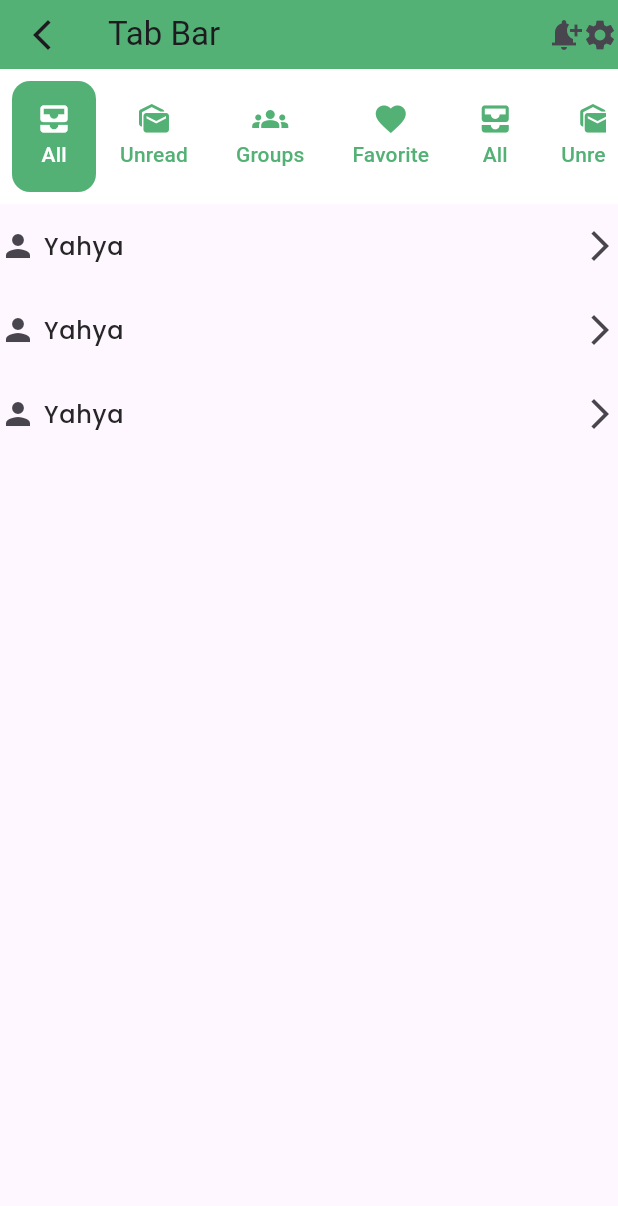
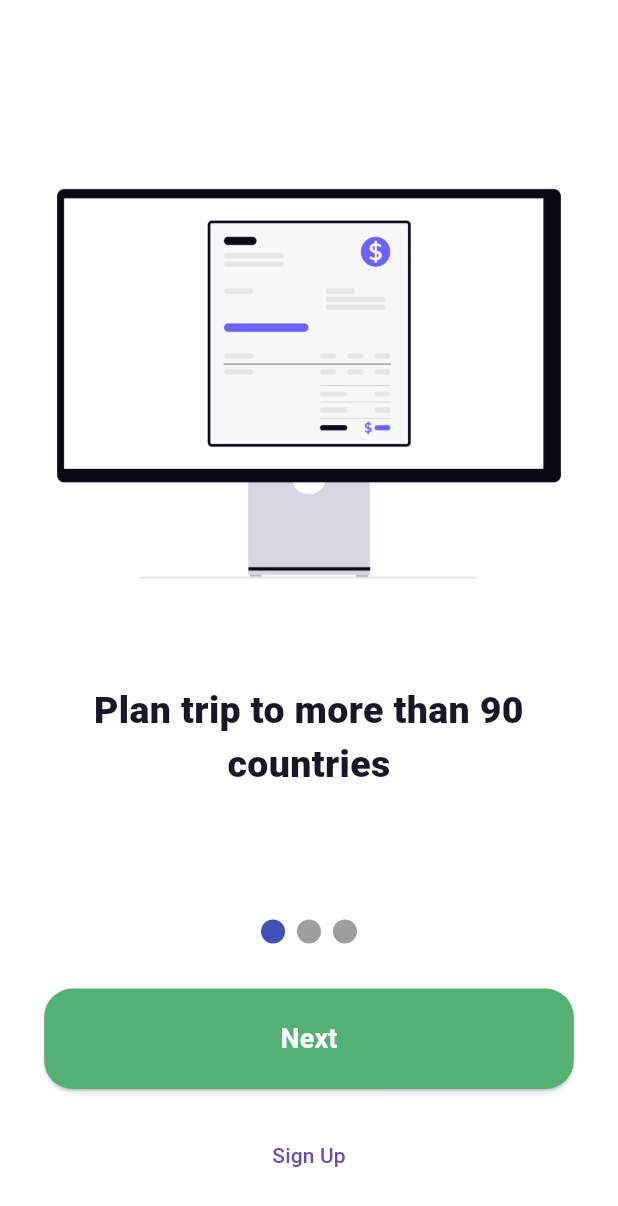
Before and after one commit to AbRehman536/yahya_project, a Flutter app: the screen it shows after launch, on a phone screen of 412 x 824 dp. Shown: the top 1206 px of the screen. Run offline on Flutter 3.47's test engine with Material 3 defaults, Android fonts, the phone set to English and light mode, and no system bars; drawn by our look-alikes of smooth_page_indicator; our stand-ins replace carousel_slider, device_preview, google_fonts.

Commit message:
Page view  done

```diff
--- /dev/null
+++ b/lib/extra/models/onBoardingModel.dart
@@ -0,0 +1,6 @@
+class OnBoardingModel {
+  final String image;
+  final String title;
+
+  OnBoardingModel({required this.image, required this.title});
+}
--- /dev/null
+++ b/lib/extra/pageView.dart
@@ -0,0 +1,97 @@
+import 'package:flutter/material.dart';
+import 'package:smooth_page_indicator/smooth_page_indicator.dart';
+import 'package:yahya_project/extra/models/onBoardingModel.dart';
+import 'package:yahya_project/utils/app_assets.dart';
+import 'package:yahya_project/utils/app_colors.dart';
+import 'package:yahya_project/widgets/custom_button.dart';
+
+class PageViewScreen extends StatefulWidget {
+  const PageViewScreen({super.key});
+
+  @override
+  State<PageViewScreen> createState() => _PageViewScreenState();
+}
+
+class _PageViewScreenState extends State<PageViewScreen> {
+  int currentPage = 0;
+  PageController pageController = PageController();
+  List<OnBoardingModel> onBoardingList = [
+    OnBoardingModel(
+        image: AppAssets.onBoarding1,
+        title: "Plan trip to more than 90 countries"),
+    OnBoardingModel(
+        image: AppAssets.onBoarding2,
+        title: "Hassle free and quick flight booking"),
+    OnBoardingModel(
+        image: AppAssets.onBoarding3,
+        title: "Real time flight status to keep you inform"),
+  ];
+  @override
+  Widget build(BuildContext context) {
+    return Scaffold(
+      backgroundColor: AppColors.secondaryColor,
+      body: Column(
+        children: [
+          Expanded(
+            child: PageView.builder(
+              onPageChanged: (index){
+                setState(() {
+                  currentPage = index;
+                });
+              },
+              //scrollDirection: Axis.vertical,
+              controller: pageController,
+              itemCount: onBoardingList.length,
+              itemBuilder: (BuildContext context, int index) {
+              return Padding(
+                padding: const EdgeInsets.all(16.0),
+                child: Column(
+                  crossAxisAlignment: CrossAxisAlignment.center,
+                  children: [
+                    SizedBox(height: 90,),
+                  Image.asset(onBoardingList[index].image.toString(),
+                  width: double.infinity,height: 300,),
+                    SizedBox(height: 50,),
+                    Text(onBoardingList[index].title.toString(),
+                    textAlign: TextAlign.center,
+                    style: TextStyle(
+                      fontSize: 25,
+                      fontWeight: FontWeight.w800,
+                      color: AppColors.darkColor
+                    ),),
+
+                  ],),
+              );
+            },),
+          ),
+          SizedBox(height: 30,),
+          SmoothPageIndicator(
+              controller: pageController,  // PageController
+              count:  onBoardingList.length,
+              effect:  JumpingDotEffect(),  // your preferred effect
+              onDotClicked: (index){
+              }
+          ),
+          SizedBox(height: 30,),
+          CustomButton(buttonLabel:
+          currentPage == onBoardingList.length - 1 ? "Get Started" : "Next",
+              onPressed: (){
+            if(currentPage == onBoardingList.length - 1){
+              showDialog(context: context, builder: (BuildContext context) {
+                return AlertDialog(title: Text("Thank You"),);
+              }, );
+            }
+            else{
+              pageController.nextPage(
+                  duration: Duration(milliseconds: 300),
+                  curve: Curves.easeInOut);
+            }
+          }),
+          SizedBox(height: 20,),
+          TextButton(onPressed: (){}, child: Text("Sign Up")),
+          SizedBox(height: 30,),
+        ],
+      ),
+    );
+  }
+}
--- a/lib/main.dart
+++ b/lib/main.dart
@@ -2,6 +2,7 @@
 import 'package:flutter/material.dart';
 import 'package:yahya_project/extra/app_bar/app_bar.dart';
 import 'package:yahya_project/extra/app_bar/tab_bar.dart';
+import 'package:yahya_project/extra/pageView.dart';
 import 'package:yahya_project/screens/auth/login_screen.dart';
 import 'package:yahya_project/screens/home/beverages.dart';
 import 'package:yahya_project/screens/home/bottom_bar.dart';
@@ -36,7 +37,7 @@
       locale: DevicePreview.locale(context),
       builder: DevicePreview.appBuilder,
 
-      home: TabBarScreen(),
+      home: PageViewScreen(),
     );
   }
 }
--- a/lib/utils/app_assets.dart
+++ b/lib/utils/app_assets.dart
@@ -10,6 +10,9 @@
   static String can1Image = "assets/images/can1.png";
   static String cart1Image = "assets/images/cart1.png";
   static String dialogImage = "assets/images/dialogimage.png";
+  static String onBoarding1 = "assets/images/onBoarding1.png";
+  static String onBoarding2 = "assets/images/onBoarding2.png";
+  static String onBoarding3 = "assets/images/onBoarding3.png";
 
 
   static String carousel1Image = "https://img.magnific.com/free-photo/variety-organic-vegetables-supermarket_53876-138173.jpg?semt=ais_hybrid&w=740&q=80";
--- a/pubspec.yaml
+++ b/pubspec.yaml
@@ -37,6 +37,7 @@
   cupertino_icons: ^1.0.8
   google_fonts: ^8.2.1
   carousel_slider: ^5.1.2
+  smooth_page_indicator: ^3.0.0
 
 
 dev_dependencies:
```
Also changed, not shown: assets/images/onBoarding1.png (added), assets/images/onBoarding2.png (added), assets/images/onBoarding3.png (added), pubspec.lock.
